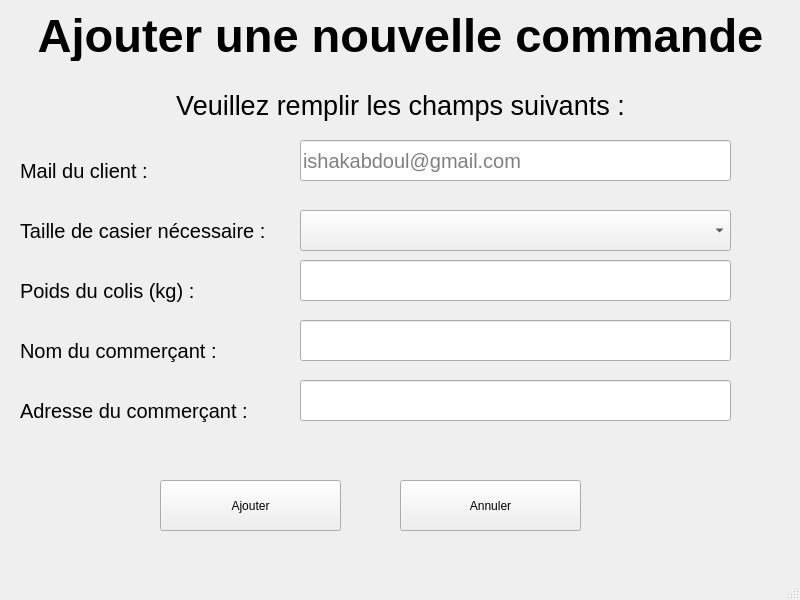
Old version of the form Locker/Locker/ajoutcommande.ui in the repository maxjbs93/Locker.
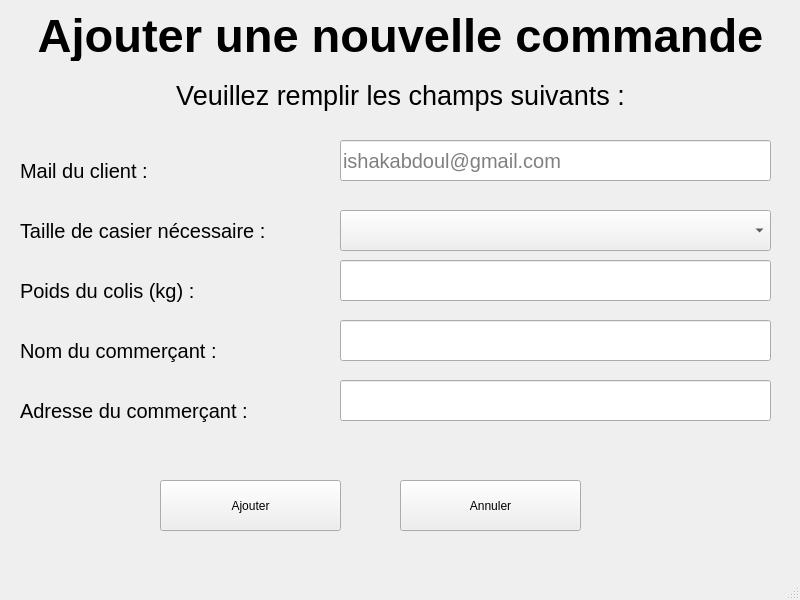
New version of the form.

The edit to the form file:
```diff
--- a/Locker/Locker/ajoutcommande.ui
+++ b/Locker/Locker/ajoutcommande.ui
@@ -40,7 +40,7 @@
     <property name="geometry">
      <rect>
       <x>10</x>
-      <y>80</y>
+      <y>70</y>
       <width>781</width>
       <height>51</height>
      </rect>
@@ -63,7 +63,7 @@
      <rect>
       <x>20</x>
       <y>150</y>
-      <width>251</width>
+      <width>291</width>
       <height>41</height>
      </rect>
     </property>
@@ -81,7 +81,7 @@
      <rect>
       <x>20</x>
       <y>210</y>
-      <width>251</width>
+      <width>291</width>
       <height>41</height>
      </rect>
     </property>
@@ -99,7 +99,7 @@
      <rect>
       <x>20</x>
       <y>270</y>
-      <width>251</width>
+      <width>291</width>
       <height>41</height>
      </rect>
     </property>
@@ -117,7 +117,7 @@
      <rect>
       <x>20</x>
       <y>330</y>
-      <width>251</width>
+      <width>291</width>
       <height>41</height>
      </rect>
     </property>
@@ -135,7 +135,7 @@
      <rect>
       <x>20</x>
       <y>390</y>
-      <width>251</width>
+      <width>291</width>
       <height>41</height>
      </rect>
     </property>
@@ -151,7 +151,7 @@
    <widget class="QLineEdit" name="lineEdit_mail">
     <property name="geometry">
      <rect>
-      <x>300</x>
+      <x>340</x>
       <y>140</y>
       <width>431</width>
       <height>41</height>
@@ -169,7 +169,7 @@
    <widget class="QLineEdit" name="lineEdit_poids">
     <property name="geometry">
      <rect>
-      <x>300</x>
+      <x>340</x>
       <y>260</y>
       <width>431</width>
       <height>41</height>
@@ -184,7 +184,7 @@
    <widget class="QLineEdit" name="lineEdit_nom">
     <property name="geometry">
      <rect>
-      <x>300</x>
+      <x>340</x>
       <y>320</y>
       <width>431</width>
       <height>41</height>
@@ -199,7 +199,7 @@
    <widget class="QLineEdit" name="lineEdit_adresse">
     <property name="geometry">
      <rect>
-      <x>300</x>
+      <x>340</x>
       <y>380</y>
       <width>431</width>
       <height>41</height>
@@ -217,7 +217,7 @@
     </property>
     <property name="geometry">
      <rect>
-      <x>300</x>
+      <x>340</x>
       <y>210</y>
       <width>431</width>
       <height>41</height>
```
